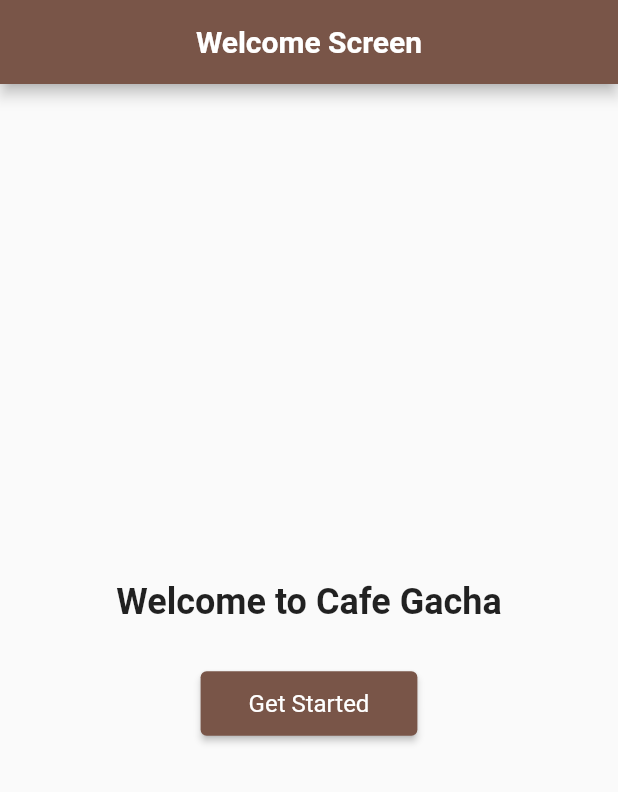
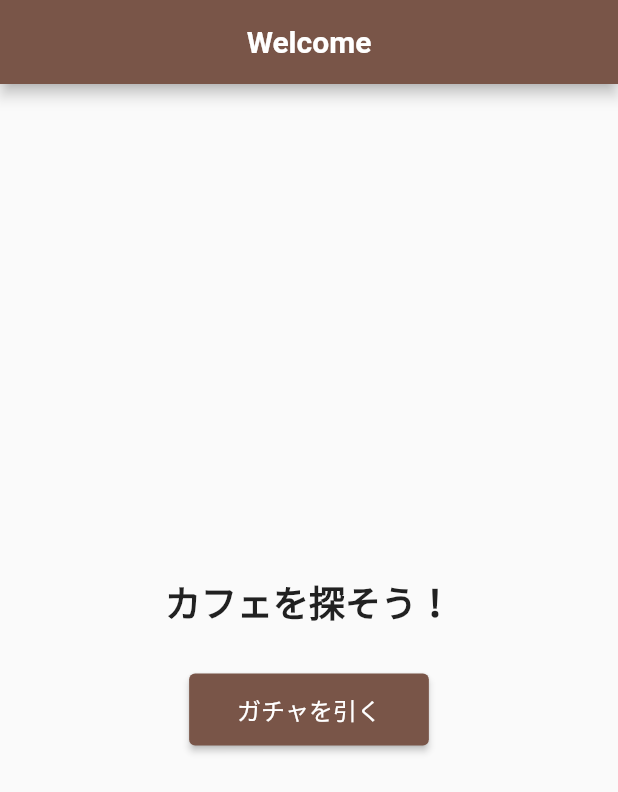
Before and after one commit to shuntarouranishi/random_cafe, a Flutter app: the screen it shows after launch, on a phone screen of 412 x 824 dp. Shown: the top 792 px of the screen. Run offline on Flutter 3.47's test engine with Material 2 defaults, Android fonts, the phone set to English and light mode, and no system bars; our stand-ins replace cached_network_image, geolocator.

```diff
--- a/lib/models/cafe.dart
+++ b/lib/models/cafe.dart
@@ -1,9 +1,17 @@
 class Cafe {
   final String name;
   final String address;
-  final String? photoReference;
+  final String? photoReference; // Allow null values by changing type to 'String?'
+  final double latitude;
+  final double longitude;
 
-  Cafe({required this.name, required this.address, this.photoReference});
+  Cafe({
+    required this.name,
+    required this.address,
+    this.photoReference, // Remove 'required' keyword
+    required this.latitude,
+    required this.longitude,
+  });
 
   factory Cafe.fromGooglePlaces(Map<String, dynamic> data) {
     final String? photoReference = data['photos'] != null && data['photos'].isNotEmpty
@@ -14,6 +22,8 @@ class Cafe {
       name: data['name'],
       address: data['vicinity'],
       photoReference: photoReference,
+      latitude: data['geometry']['location']['lat'],
+      longitude: data['geometry']['location']['lng'],
     );
   }
 }
--- a/lib/screens/gacha_animation_screen.dart
+++ b/lib/screens/gacha_animation_screen.dart
@@ -55,7 +55,7 @@ class _GachaAnimationScreenState extends State<GachaAnimationScreen> {
           children: [
             // Add gacha animation or placeholder here
             CircularProgressIndicator(),
-            Text('Drawing a random cafe...'),
+            Text('ガチャを引いています...'),
           ],
         ),
       ),
--- a/lib/screens/welcome_screen.dart
+++ b/lib/screens/welcome_screen.dart
@@ -27,20 +27,21 @@ class WelcomeScreen extends StatelessWidget {
   Widget build(BuildContext context) {
     return Scaffold(
       appBar: AppBar(
-        title: Text('Welcome Screen'),
+        title: Text('Welcome'),
+        automaticallyImplyLeading: false, // Add this line to remove the back button
       ),
       body: Center(
         child: Column(
           mainAxisAlignment: MainAxisAlignment.center,
-          children: <Widget>[
+          children: [
             Text(
-              'Welcome to Cafe Gacha',
+              'カフェを探そう！',
               style: TextStyle(fontSize: 24, fontWeight: FontWeight.bold),
             ),
             SizedBox(height: 30),
             ElevatedButton(
               onPressed: () => _getStarted(context),
-              child: Text('Get Started'),
+              child: Text('ガチャを引く'),
             ),
           ],
         ),
--- a/lib/services/cafe_service.dart
+++ b/lib/services/cafe_service.dart
@@ -4,7 +4,7 @@ import 'package:http/http.dart' as http;
 
 class CafeService {
   // Replace this with your actual API key
-  final String apiKey = 'AIzaSyDU2zpMBnMMB_auKVq0WMhGjSU6Ma5DAp8';
+  final String apiKey = 'AIzaSyD2mZTUbEy4F7Gp-C9pZf9Gc097Fjg7CSQ';
 
   Future<List<Cafe>> fetchNearbyCafes(double latitude, double longitude) async {
     final String url = 'https://maps.googleapis.com/maps/api/place/nearbysearch/json?location=$latitude,$longitude&radius=1000&type=cafe&key=$apiKey';
```
Also changed, not shown: lib/screens/cafe_info_screen.dart (+26 -3 lines).
